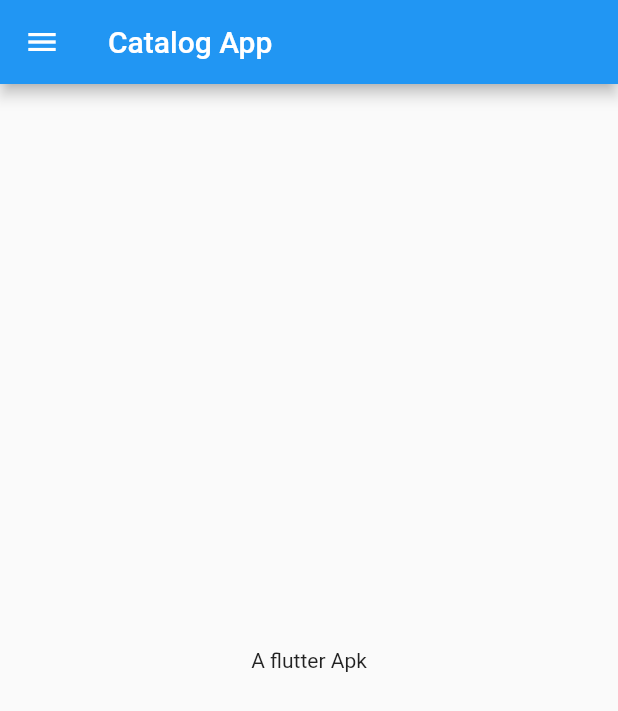
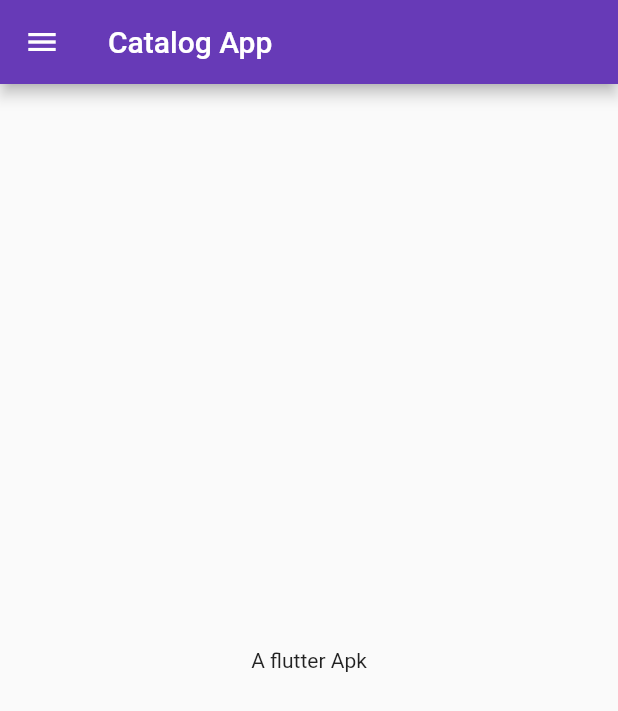
Before and after one commit to ashikmhs/flutter_catalog, a Flutter app: the screen it shows after launch, on a phone screen of 412 x 824 dp. Shown: the top 711 px of the screen. Run offline on Flutter 3.47's test engine with Material 2 defaults, Android fonts, the phone set to English and light mode, and no system bars.

Commit message:
day3 completed

```diff
--- a/lib/main.dart
+++ b/lib/main.dart
@@ -1,5 +1,6 @@
 import 'package:flutter/material.dart';
-import 'package:flutter_catalog/home_page.dart';
+import 'package:flutter_catalog/pages/home_page.dart';
+import 'package:flutter_catalog/pages/login_page.dart';
 
 void main() {
   runApp(MyApp());
@@ -9,7 +10,15 @@ class MyApp extends StatelessWidget {
   @override
   Widget build(BuildContext context) {
     return MaterialApp(
-      home: HomePage(),
+      themeMode: ThemeMode.light,
+      theme: ThemeData(primarySwatch: Colors.deepPurple),
+      darkTheme: ThemeData(brightness: Brightness.dark),
+      initialRoute: "/home",
+      routes: {
+        "/": (context) => LoginPage(),
+        "/home": (context) => HomePage(),
+        "/login": (context) => LoginPage(),
+      },
     );
   }
 }
```
Also changed, not shown: lib/pages/login_page.dart (added, +19 -0 lines), lib/pages/home_page.dart (renamed from lib/home_page.dart).
